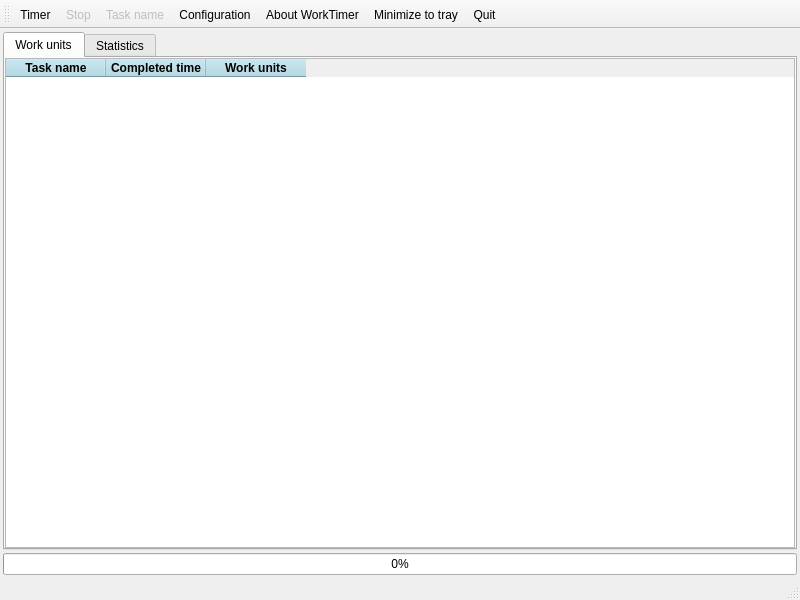
This is MainWindow.ui in FelixdelasPozas/WorkTimer as Qt 5 draws it before an edit. The edited form follows.
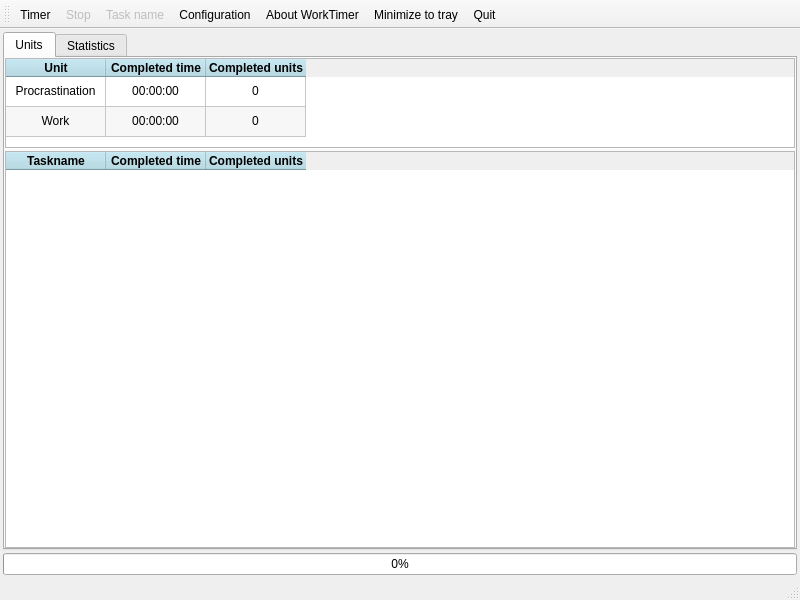
This is the edited form. Icons and pictures are not drawn. Custom widgets are drawn as their Qt base class.

Commit message: Click sound on pause. Work time fix in config dialog. Minor fixes. Divided the table into unit and task tables.

```diff
--- a/MainWindow.ui
+++ b/MainWindow.ui
@@ -45,9 +45,9 @@
          <normaloff>:/WorkTimer/pencil.svg</normaloff>:/WorkTimer/pencil.svg</iconset>
        </attribute>
        <attribute name="title">
-        <string>Work units</string>
+        <string>Units</string>
        </attribute>
-       <layout class="QVBoxLayout" name="verticalLayout_2">
+       <layout class="QVBoxLayout" name="verticalLayout_2" stretch="0,1">
         <property name="spacing">
          <number>3</number>
         </property>
@@ -64,7 +64,19 @@
          <number>0</number>
         </property>
         <item>
-         <widget class="QTableWidget" name="m_table">
+         <widget class="QTableWidget" name="m_unitTable">
+          <property name="sizePolicy">
+           <sizepolicy hsizetype="Expanding" vsizetype="Minimum">
+            <horstretch>0</horstretch>
+            <verstretch>0</verstretch>
+           </sizepolicy>
+          </property>
+          <property name="maximumSize">
+           <size>
+            <width>16777215</width>
+            <height>90</height>
+           </size>
+          </property>
           <property name="styleSheet">
            <string notr="true">QHeaderView::section
 {
@@ -82,12 +94,20 @@
           <property name="alternatingRowColors">
            <bool>true</bool>
           </property>
+          <property name="rowCount">
+           <number>2</number>
+          </property>
           <property name="columnCount">
            <number>3</number>
           </property>
+          <attribute name="verticalHeaderVisible">
+           <bool>false</bool>
+          </attribute>
+          <row/>
+          <row/>
           <column>
            <property name="text">
-            <string>Task name</string>
+            <string>Unit</string>
            </property>
           </column>
           <column>
@@ -97,7 +117,133 @@
           </column>
           <column>
            <property name="text">
-            <string>Work units</string>
+            <string>Completed units</string>
+           </property>
+          </column>
+          <item row="0" column="0">
+           <property name="text">
+            <string>Procrastination</string>
+           </property>
+           <property name="toolTip">
+            <string>Procrastination data</string>
+           </property>
+           <property name="textAlignment">
+            <set>AlignCenter</set>
+           </property>
+           <property name="flags">
+            <set>ItemIsEnabled</set>
+           </property>
+          </item>
+          <item row="0" column="1">
+           <property name="text">
+            <string>00:00:00</string>
+           </property>
+           <property name="toolTip">
+            <string>Procrastination data</string>
+           </property>
+           <property name="textAlignment">
+            <set>AlignCenter</set>
+           </property>
+           <property name="flags">
+            <set>ItemIsEnabled</set>
+           </property>
+          </item>
+          <item row="0" column="2">
+           <property name="text">
+            <string>0</string>
+           </property>
+           <property name="toolTip">
+            <string>Procrastination data</string>
+           </property>
+           <property name="textAlignment">
+            <set>AlignCenter</set>
+           </property>
+           <property name="flags">
+            <set>ItemIsEnabled</set>
+           </property>
+          </item>
+          <item row="1" column="0">
+           <property name="text">
+            <string>Work</string>
+           </property>
+           <property name="toolTip">
+            <string>Work data</string>
+           </property>
+           <property name="textAlignment">
+            <set>AlignCenter</set>
+           </property>
+           <property name="flags">
+            <set>ItemIsEnabled</set>
+           </property>
+          </item>
+          <item row="1" column="1">
+           <property name="text">
+            <string>00:00:00</string>
+           </property>
+           <property name="toolTip">
+            <string>Work data</string>
+           </property>
+           <property name="textAlignment">
+            <set>AlignCenter</set>
+           </property>
+           <property name="flags">
+            <set>ItemIsEnabled</set>
+           </property>
+          </item>
+          <item row="1" column="2">
+           <property name="text">
+            <string>0</string>
+           </property>
+           <property name="toolTip">
+            <string>Work data</string>
+           </property>
+           <property name="textAlignment">
+            <set>AlignCenter</set>
+           </property>
+           <property name="flags">
+            <set>ItemIsEnabled</set>
+           </property>
+          </item>
+         </widget>
+        </item>
+        <item>
+         <widget class="QTableWidget" name="m_taskTable">
+          <property name="styleSheet">
+           <string notr="true">QHeaderView::section
+{
+background-color:lightblue;
+color: black;
+font-weight:bold
+}</string>
+          </property>
+          <property name="editTriggers">
+           <set>QAbstractItemView::EditTrigger::NoEditTriggers</set>
+          </property>
+          <property name="showDropIndicator" stdset="0">
+           <bool>false</bool>
+          </property>
+          <property name="columnCount">
+           <number>3</number>
+          </property>
+          <attribute name="horizontalHeaderVisible">
+           <bool>true</bool>
+          </attribute>
+          <attribute name="verticalHeaderVisible">
+           <bool>false</bool>
+          </attribute>
+          <column>
+           <property name="text">
+            <string>Taskname</string>
+           </property>
+          </column>
+          <column>
+           <property name="text">
+            <string>Completed time</string>
+           </property>
+          </column>
+          <column>
+           <property name="text">
+            <string>Completed units</string>
            </property>
           </column>
          </widget>
```
The commit also changes 9 other files.
